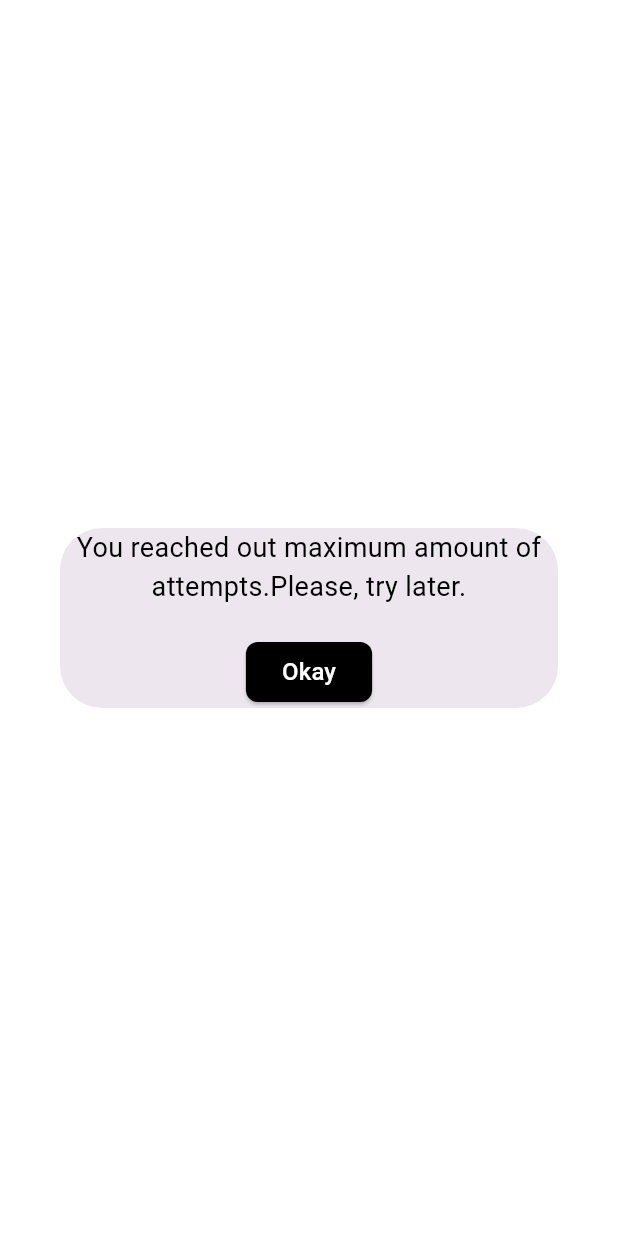
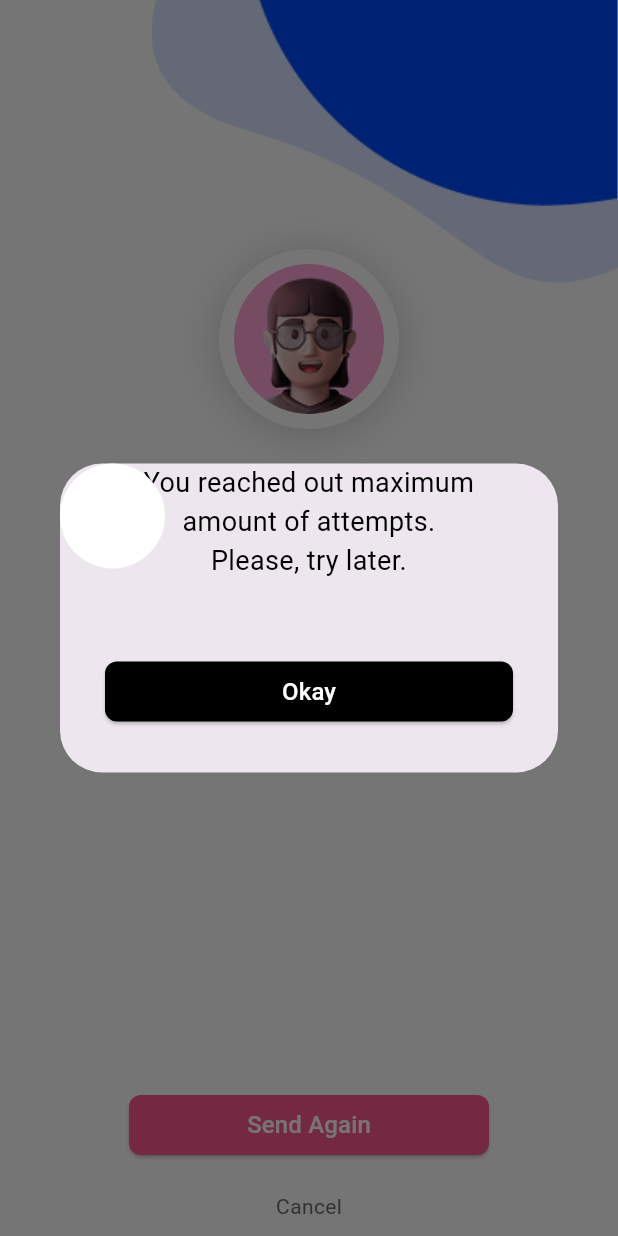
Before and after one commit to piseysim1/ecom_app, a Flutter app: the screen it shows after launch, after a tap on "Send Again", on a phone screen of 412 x 824 dp. Run offline on Flutter 3.47's test engine with Material 3 defaults, Android fonts, the phone set to English and light mode, and no system bars; our stand-ins replace device_preview, dotted_border, pinput.

Commit message:
fit some code

```diff
--- a/lib/UI/Alert_info.dart
+++ b/lib/UI/Alert_info.dart
@@ -1,3 +1,4 @@
+import 'package:e_comapp/contant/color.dart';
 import 'package:e_comapp/widget/button_cus.dart';
 import 'package:flutter/material.dart';
 
@@ -7,24 +8,46 @@ class AlertInfo extends StatelessWidget {
   @override
   Widget build(BuildContext context) {
     return Dialog(
-      child: Container(
+      child: Stack(
+        children: [
+          Container(
             decoration: BoxDecoration(borderRadius: BorderRadius.circular(15)),
             child: Column(
+
               mainAxisSize: MainAxisSize.min,
               children: [
                 Text(
                   textAlign: TextAlign.center,
-              "You reached out maximum amount of attempts.Please, try later.",
+                  "You reached out maximum \namount of attempts.\nPlease, try later.",
                   style: TextStyle(color: Colors.black, fontSize: 18),
                 ),
                 SizedBox(height: 20),
                 Padding(
-              padding: const EdgeInsets.symmetric (horizontal: 24),
-              child: ButtonCus(buttonName: 'Okay', BGbotton: Colors.black,onPressed: (){},),
+                  padding: const EdgeInsets.all(30),
+                  child: SizedBox(
+                    width: double.infinity,
+                    child: ButtonCus(
+                      buttonName: 'Okay',
+                      BGbotton: Colors.black,
+                      onPressed: () {},
+                    ),
+                  ),
                 ),
               ],
             ),
           ),
+          Positioned(
+            child: Container(
+              width: 70,
+              height: 70,
+              decoration: BoxDecoration(
+                shape: BoxShape.circle,
+                color: whilteColor,
+              ),
+            ),
+          ),
+        ],
+      ),
     );
   }
 }
--- a/lib/UI/create_account_screen.dart
+++ b/lib/UI/create_account_screen.dart
@@ -88,7 +88,9 @@ class CreateAccountScreen extends StatelessWidget {
                       Navigator.push(
                         context,
                         MaterialPageRoute(
+                          settings: const RouteSettings(name: '/login'),
                           builder: (context) => const LoginScreen(),
+
                         ),
                       );
                     },
--- a/lib/UI/login_screen.dart
+++ b/lib/UI/login_screen.dart
@@ -1,4 +1,3 @@
-
 import 'package:e_comapp/UI/password_type.dart';
 import 'package:e_comapp/contant/image.dart';
 import 'package:e_comapp/widget/button_cus.dart';
@@ -16,13 +15,26 @@ class LoginScreen extends StatelessWidget {
           children: [
             Stack(
               children: [
-                Positioned(top: 0, left: 0, child: Image.asset(bluebackground1)),
-                Positioned(top: 0, left: 0, child: Image.asset(bluebackground2) ,width: 150,),
+                Positioned(
+                  top: 0,
+                  left: 0,
+                  child: Image.asset(bluebackground1),
+                ),
+                Positioned(
+                  top: 0,
+                  left: 0,
+                  child: Image.asset(bluebackground2),
+                  width: 150,
+                ),
               ],
             ),
 
             Positioned(top: 200, right: 0, child: Image.asset(bluebackground)),
-            Positioned(bottom: 0, right: 0, child: Image.asset(bluebackground3)),
+            Positioned(
+              bottom: 0,
+              right: 0,
+              child: Image.asset(bluebackground3),
+            ),
             ListView(
               padding: EdgeInsets.all(16),
 
@@ -37,14 +49,16 @@ class LoginScreen extends StatelessWidget {
                   children: [
                     Text(
                       "Good to see you back! ",
-                    style: TextStyle(fontSize: 18, color: Colors.black54)
+                      style: TextStyle(fontSize: 18, color: Colors.black54),
                     ),
                     Icon(Icons.favorite, size: 20),
                   ],
-
                 ),
                 SizedBox(height: 15),
-              TextFormCus(hintText: "Email",borderRadius: BorderRadius.circular(59.53),),
+                TextFormCus(
+                  hintText: "Email",
+                  borderRadius: BorderRadius.circular(59.53),
+                ),
                 SizedBox(height: 15),
                 SizedBox(
                   height: 50,
@@ -52,22 +66,26 @@ class LoginScreen extends StatelessWidget {
                   child: ButtonCus(
                     BGbotton: Color(0xFF004CFF),
                     buttonName: "Next",
-                  onPressed: (){
-                    Navigator.push(context, MaterialPageRoute(builder: (context)=> PasswordType()));
+                    onPressed: () {
+                      Navigator.push(
+                        context,
+                        MaterialPageRoute(
+                          settings: const RouteSettings(name: '/password type'),
+                          builder: (context) => PasswordType(),
+                        ),
+                      );
                     },
                   ),
                 ),
                 SizedBox(height: 20),
                 const Center(
-
                   child: Text(
                     "Cancel",
                     style: TextStyle(fontSize: 14, color: Color(0xFF6D7077)),
                   ),
                 ),
-              ]
-            )
-
+              ],
+            ),
           ],
         ),
       ),
--- a/lib/UI/password_recovery_code.dart
+++ b/lib/UI/password_recovery_code.dart
@@ -1,4 +1,5 @@
 import 'package:e_comapp/UI/Alert_info.dart';
+import 'package:e_comapp/UI/hello_card.dart';
 import 'package:e_comapp/UI/newpasssword.dart';
 import 'package:e_comapp/contant/image.dart';
 import 'package:e_comapp/widget/button_cus.dart';
@@ -19,7 +20,7 @@ class _PasswordRecoveryCodeState extends State<PasswordRecoveryCode> {
   bool isError = false;
   @override
   Widget build(BuildContext context) {
-    return  Scaffold(
+    return Scaffold(
       body: SizedBox(
         width: double.infinity,
         height: double.infinity,
@@ -110,7 +111,7 @@ class _PasswordRecoveryCodeState extends State<PasswordRecoveryCode> {
                       PasswordDot(
                         totalCount: PasswordRecoveryCode.pinLength,
                         fillCount: _controller.text.length,
-                          isError: isError,
+                        isError: isError,
                       ),
                       Opacity(
                         opacity: 0,
@@ -124,7 +125,8 @@ class _PasswordRecoveryCodeState extends State<PasswordRecoveryCode> {
                             setState(() {
                               isError = false;
                             });
-                            if (value.length == PasswordRecoveryCode.pinLength) {
+                            if (value.length ==
+                                PasswordRecoveryCode.pinLength) {
                               if (value == correctPin) {
                                 Navigator.push(
                                   context,
@@ -154,20 +156,26 @@ class _PasswordRecoveryCodeState extends State<PasswordRecoveryCode> {
                 SizedBox(height: 200),
                 Padding(
                   padding: EdgeInsets.symmetric(horizontal: 70, vertical: 10),
-                  child: ButtonCus(
-                    BGbotton: Color(0xFFFF5790),
-                    buttonName: "Send Again",
-                    onPressed: () {
-                      Navigator.push(
-                        context,
-                        MaterialPageRoute(
-                          builder: (context) => AlertInfo(),
-                        ),
-                      );
-                    },
+                  child: SizedBox(
+                    child: ButtonCus(
+                      BGbotton: Color(0xFFFF5790),
+                      buttonName: "Send Again",
+                          onPressed: () => showDialog(
+                            context: context,
+                            builder: (context) => AlertInfo(
+                              // onTap: () {
+                              //   Navigator.push(
+                              //     context,
+                              //     MaterialPageRoute(
+                              //       builder: (context) => HelloCard(),
+                              //     ),
+                              //   );
+                              // },
+                            ),
+                          ),
+                    ),
                   ),
                 ),
-
                 SizedBox(height: 10),
                 const Center(
                   child: Text(
--- a/lib/UI/password_type.dart
+++ b/lib/UI/password_type.dart
@@ -125,6 +125,7 @@ class _PasswordTypeState extends State<PasswordType> {
                                 Navigator.push(
                                   context,
                                   MaterialPageRoute(
+                                    settings: const RouteSettings(name: '/password_recovery'),
                                     builder: (context) => PasswordRecovery(),
                                   ),
                                 );
--- a/lib/contant/color.dart
+++ b/lib/contant/color.dart
@@ -0,0 +1,3 @@
+import 'package:flutter/material.dart';
+
+const Color whilteColor = Color(0xFFFFFFFF);
```
Also changed, not shown: lib/UI/newpasssword.dart (+2 -7 lines), lib/UI/password_recovery.dart (+8 -3 lines), lib/UI/starter_screen.dart (+26 -17 lines), lib/main.dart (+4 -21 lines). Lines whose indentation alone changed are shown as unchanged.
